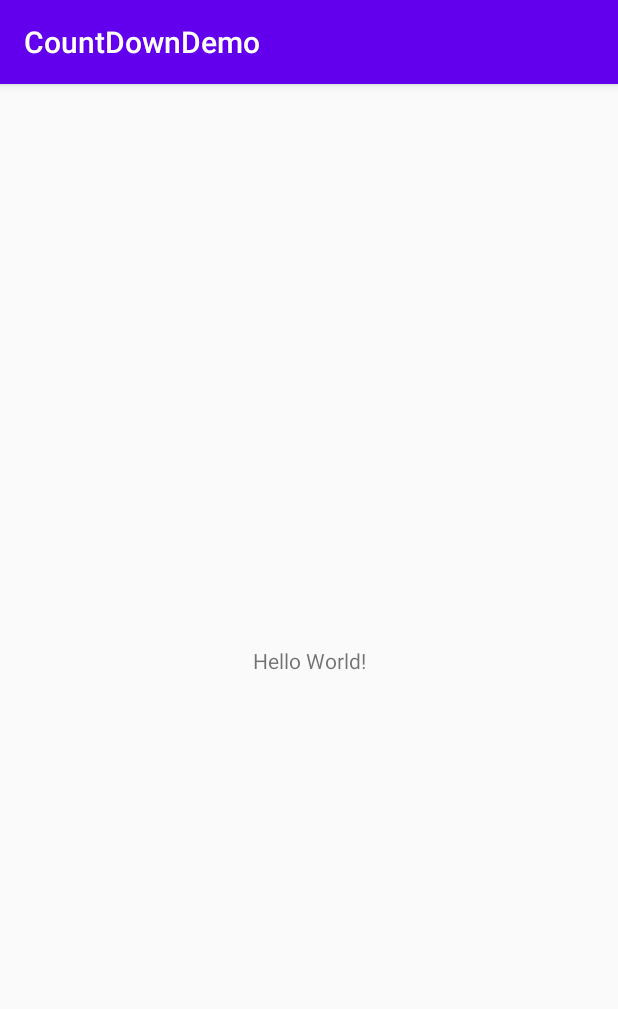
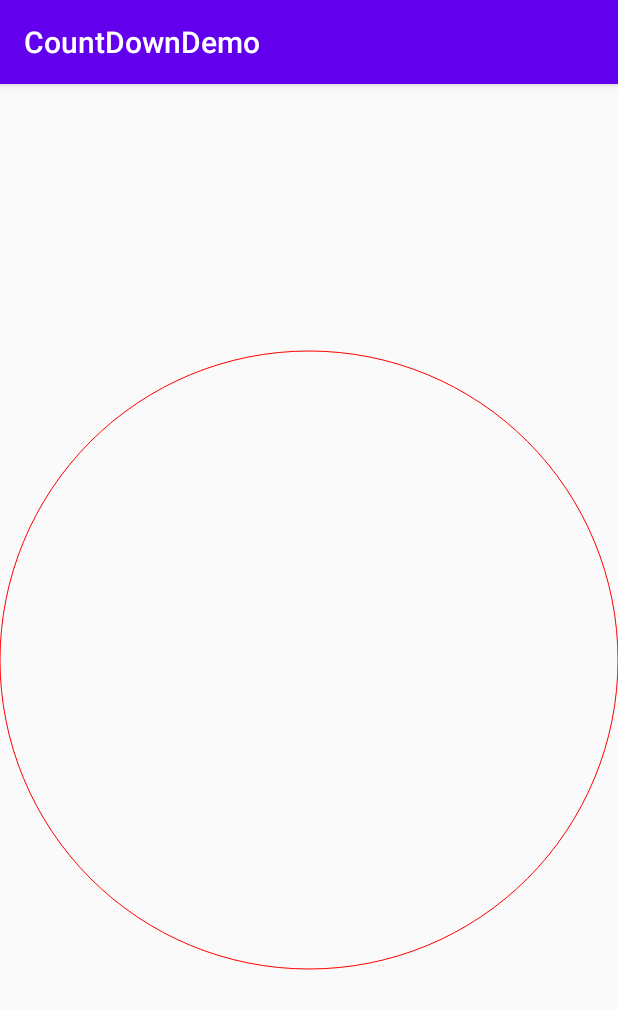
Before and after one commit to hanjx-dut/CountDownView, an Android app: the screen it shows after launch (MainActivity), on a phone screen of 412 x 824 dp. Shown: the top 1009 px of the screen. Run offline under Robolectric (Android 15) with nearby library versions, the phone set to English and light mode, and no system bars; libraries missing offline, so code that uses them is left out: com.blankj.utilcode; 2 statements that could not run were skipped.

Commit message:
add count down view demo

```diff
--- a/app/build.gradle
+++ b/app/build.gradle
@@ -20,11 +20,15 @@ android {
             proguardFiles getDefaultProguardFile('proguard-android-optimize.txt'), 'proguard-rules.pro'
         }
     }
+    compileOptions {
+        sourceCompatibility JavaVersion.VERSION_1_8
+        targetCompatibility JavaVersion.VERSION_1_8
+    }
 }
 
 dependencies {
     implementation fileTree(dir: "libs", include: ["*.jar"])
     implementation 'androidx.appcompat:appcompat:1.1.0'
     implementation 'androidx.constraintlayout:constraintlayout:1.1.3'
-
+    implementation project(':CountDownView')
 }
--- a/app/src/main/java/com/hanjx/demo/MainActivity.java
+++ b/app/src/main/java/com/hanjx/demo/MainActivity.java
@@ -3,6 +3,8 @@ package com.hanjx.demo;
 import androidx.appcompat.app.AppCompatActivity;
 
 import android.os.Bundle;
+
+import com.hanjx.ui.CountDownView;
 
 public class MainActivity extends AppCompatActivity {
 
@@ -10,5 +12,8 @@ public class MainActivity extends AppCompatActivity {
     protected void onCreate(Bundle savedInstanceState) {
         super.onCreate(savedInstanceState);
         setContentView(R.layout.activity_main);
+
+        CountDownView countDownView = findViewById(R.id.count_down_view);
+        countDownView.setOnClickListener(v -> countDownView.start());
     }
 }
--- a/app/src/main/res/layout/activity_main.xml
+++ b/app/src/main/res/layout/activity_main.xml
@@ -6,13 +6,13 @@
     android:layout_height="match_parent"
     tools:context=".MainActivity">
 
-    <TextView
-        android:layout_width="wrap_content"
-        android:layout_height="wrap_content"
-        android:text="Hello World!"
-        app:layout_constraintBottom_toBottomOf="parent"
-        app:layout_constraintLeft_toLeftOf="parent"
-        app:layout_constraintRight_toRightOf="parent"
-        app:layout_constraintTop_toTopOf="parent" />
+    <com.hanjx.ui.CountDownView
+        android:id="@+id/count_down_view"
+        android:layout_width="match_parent"
+        android:layout_height="match_parent"
+        app:layout_constraintStart_toStartOf="parent"
+        app:layout_constraintEnd_toEndOf="parent"
+        app:layout_constraintTop_toTopOf="parent"
+        app:layout_constraintBottom_toBottomOf="parent"/>
 
 </androidx.constraintlayout.widget.ConstraintLayout>
```
